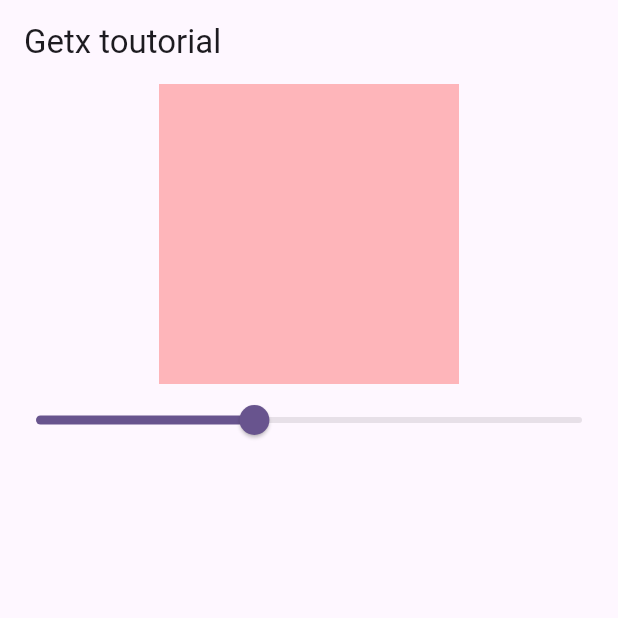
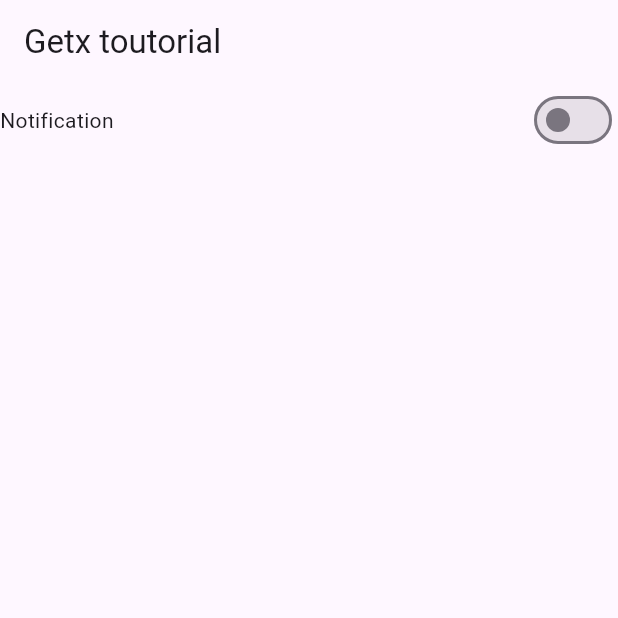
Before and after one commit to sabin79/Get-X, a Flutter app: the screen it shows after launch, on a phone screen of 412 x 824 dp, the top half of it. Run offline on Flutter 3.47's test engine with Material 3 defaults, Android fonts, the phone set to English and light mode, and no system bars; our stand-ins replace get; missing offline and left inert: dart:ffi.

Commit message:
notification change

```diff
--- /dev/null
+++ b/lib/example_three/example_three_controller.dart
@@ -0,0 +1,9 @@
+import 'package:get/get.dart';
+
+class ExampleThreeController extends GetxController {
+  RxBool notification = false.obs;
+  setNotification(bool value) {
+    notification.value = value;
+    print(notification.value);
+  }
+}
--- /dev/null
+++ b/lib/example_three/example_three_screen.dart
@@ -0,0 +1,53 @@
+import 'package:example_app_getx/example_three/example_three_controller.dart';
+import 'package:flutter/material.dart';
+import 'package:get/get.dart';
+
+class ExampleThreeScreen extends StatefulWidget {
+  const ExampleThreeScreen({super.key});
+
+  @override
+  State<ExampleThreeScreen> createState() => _ExampleThreeScreenState();
+}
+
+class _ExampleThreeScreenState extends State<ExampleThreeScreen> {
+  //bool notification = false;
+  ExampleThreeController exampleThreeController =
+      Get.put(ExampleThreeController());
+  @override
+  void initState() {
+    super.initState();
+  }
+
+  @override
+  Widget build(BuildContext context) {
+    print("build");
+    return Scaffold(
+        appBar: AppBar(
+          title: const Text('Getx toutorial'),
+        ),
+        body: Column(
+          children: [
+            Row(
+              mainAxisAlignment: MainAxisAlignment.spaceBetween,
+              children: [
+                const Text("Notification"),
+                // Obx(
+                //   () => Switch(
+                //       value: exampleThreeController.notification.value,
+                //       onChanged: (value) {
+                //         exampleThreeController.setNotification(value);
+                //       }),
+                // ),
+                Obx(() {
+                  return Switch(
+                      value: exampleThreeController.notification.value,
+                      onChanged: (value) {
+                        exampleThreeController.setNotification(value);
+                      });
+                }),
+              ],
+            )
+          ],
+        ));
+  }
+}
--- a/lib/main.dart
+++ b/lib/main.dart
@@ -8,6 +8,8 @@ import 'package:example_app_getx/language_change/languages.dart';
 import 'package:example_app_getx/navigator.dart';
 import 'package:flutter/material.dart';
 import 'package:get/get.dart';
+
+import 'example_three/example_three_screen.dart';
 
 void main() {
   runApp(const MyApp());
@@ -29,7 +31,7 @@ class MyApp extends StatelessWidget {
         useMaterial3: true,
       ),
       debugShowCheckedModeBanner: false,
-      home: const ExampleTwoScreen(),
+      home: const ExampleThreeScreen(),
       // getPages: [
       //   GetPage(name: '/navigator', page: () => const NavigatorScreen()),
       //   GetPage(name: '/screenOne', page: () => ScreenOne()),
```
